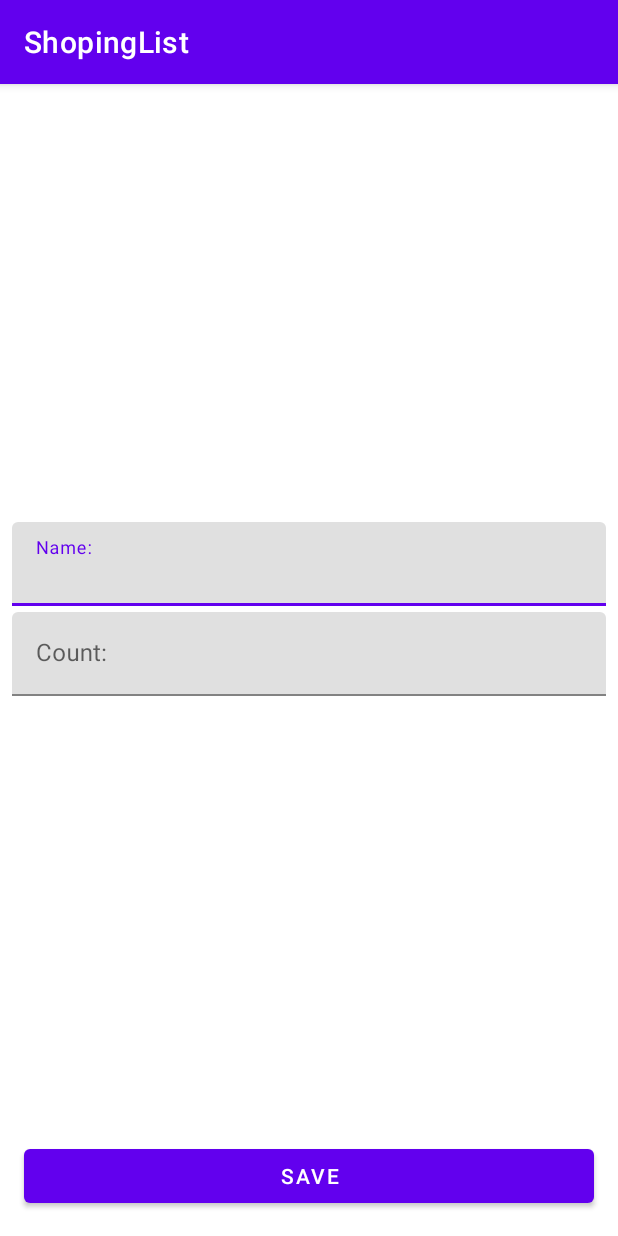
After one commit to AnvarZZ/ShopingList, an Android app: the ShopItemActivity screen opened directly, with no data from a screen before it, on a phone screen of 412 x 824 dp. The commit adds this screen. Run offline under Robolectric (Android 15) with nearby library versions, the phone set to English and light mode, and no system bars.

Commit message:
ShopItemActivity (2nd screen) was created

```diff
--- a/app/src/main/AndroidManifest.xml
+++ b/app/src/main/AndroidManifest.xml
@@ -12,6 +12,14 @@
         android:supportsRtl="true"
         android:theme="@style/Theme.ShopingList"
         tools:targetApi="31">
+        <activity
+            android:name=".presentation.ShopItemActivity"
+            android:exported="false"
+            android:windowSoftInputMode="adjustResize">
+            <meta-data
+                android:name="android.app.lib_name"
+                android:value="" />
+        </activity>
         <activity
             android:name=".presentation.MainActivity"
             android:exported="true">
--- /dev/null
+++ b/app/src/main/java/az/anvar/shopinglist/presentation/ShopItemActivity.kt
@@ -0,0 +1,12 @@
+package az.anvar.shopinglist.presentation
+
+import androidx.appcompat.app.AppCompatActivity
+import android.os.Bundle
+import az.anvar.shopinglist.R
+
+class ShopItemActivity : AppCompatActivity() {
+    override fun onCreate(savedInstanceState: Bundle?) {
+        super.onCreate(savedInstanceState)
+        setContentView(R.layout.activity_shop_item)
+    }
+}
--- /dev/null
+++ b/app/src/main/res/layout/activity_shop_item.xml
@@ -0,0 +1,60 @@
+<?xml version="1.0" encoding="utf-8"?>
+<androidx.constraintlayout.widget.ConstraintLayout xmlns:android="http://schemas.android.com/apk/res/android"
+    xmlns:app="http://schemas.android.com/apk/res-auto"
+    xmlns:tools="http://schemas.android.com/tools"
+    android:layout_width="match_parent"
+    android:layout_height="match_parent"
+    tools:context=".presentation.ShopItemActivity">
+
+    <com.google.android.material.textfield.TextInputLayout
+        android:id="@+id/tilName"
+        android:layout_width="0dp"
+        android:layout_height="wrap_content"
+        android:layout_marginStart="8dp"
+        android:layout_marginEnd="8dp"
+        android:layout_marginBottom="4dp"
+        app:layout_constraintBottom_toTopOf="@+id/tilCount"
+        app:layout_constraintEnd_toEndOf="parent"
+        app:layout_constraintStart_toStartOf="parent"
+        app:layout_constraintTop_toTopOf="parent"
+        app:layout_constraintVertical_chainStyle="packed">
+
+        <com.google.android.material.textfield.TextInputEditText
+            android:id="@+id/etName"
+            android:layout_width="match_parent"
+            android:layout_height="wrap_content"
+            android:hint="@string/name"
+            android:inputType="textCapWords" />
+    </com.google.android.material.textfield.TextInputLayout>
+
+    <com.google.android.material.textfield.TextInputLayout
+        android:id="@+id/tilCount"
+        android:layout_width="0dp"
+        android:layout_height="wrap_content"
+        android:layout_marginStart="8dp"
+        android:layout_marginEnd="8dp"
+        android:layout_marginBottom="4dp"
+        app:layout_constraintBottom_toTopOf="@id/btnSave"
+        app:layout_constraintEnd_toEndOf="parent"
+        app:layout_constraintStart_toStartOf="parent"
+        app:layout_constraintTop_toBottomOf="@+id/tilName"
+        app:layout_constraintVertical_chainStyle="packed">
+
+        <com.google.android.material.textfield.TextInputEditText
+            android:id="@+id/etCount"
+            android:layout_width="match_parent"
+            android:layout_height="wrap_content"
+            android:hint="@string/count"
+            android:inputType="number" />
+    </com.google.android.material.textfield.TextInputLayout>
+
+    <Button
+        android:id="@+id/btnSave"
+        android:layout_width="0dp"
+        android:layout_height="wrap_content"
+        android:layout_margin="16dp"
+        android:text="@string/save"
+        app:layout_constraintBottom_toBottomOf="parent"
+        app:layout_constraintEnd_toEndOf="parent"
+        app:layout_constraintStart_toStartOf="parent" />
+</androidx.constraintlayout.widget.ConstraintLayout>
--- a/app/src/main/res/values/strings.xml
+++ b/app/src/main/res/values/strings.xml
@@ -1,4 +1,7 @@
 <resources>
     <string name="app_name">ShopingList</string>
     <string name="add_new_item">Add new item</string>
+    <string name="name">Name:</string>
+    <string name="count">Count:</string>
+    <string name="save">Save</string>
 </resources>
```
